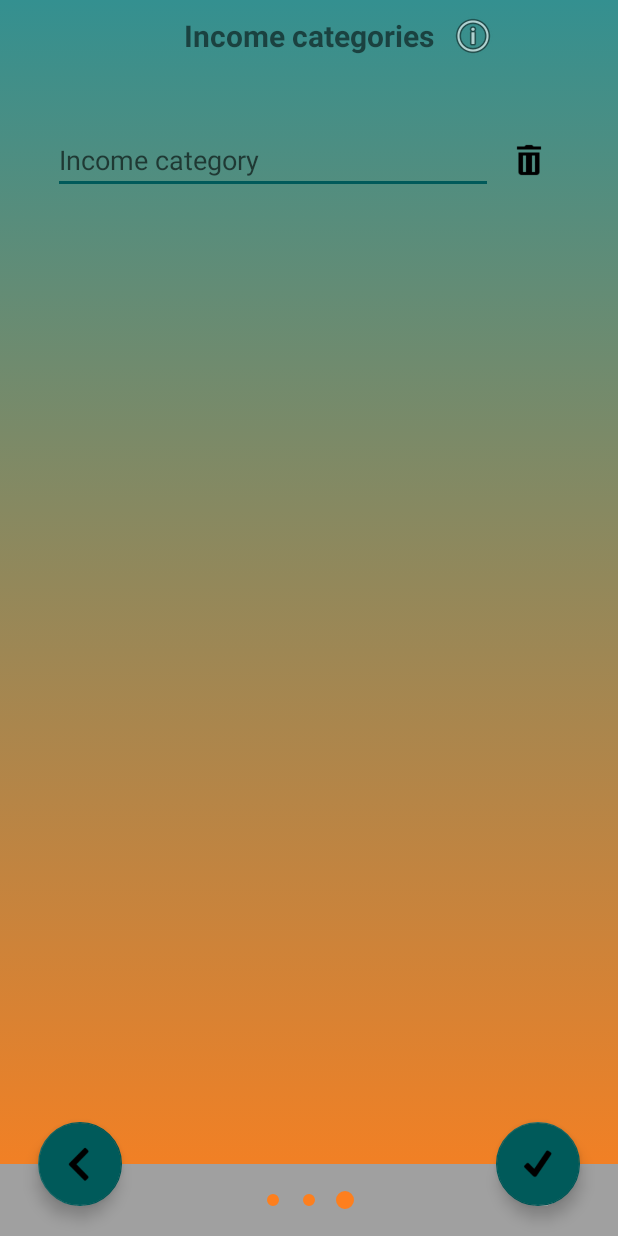
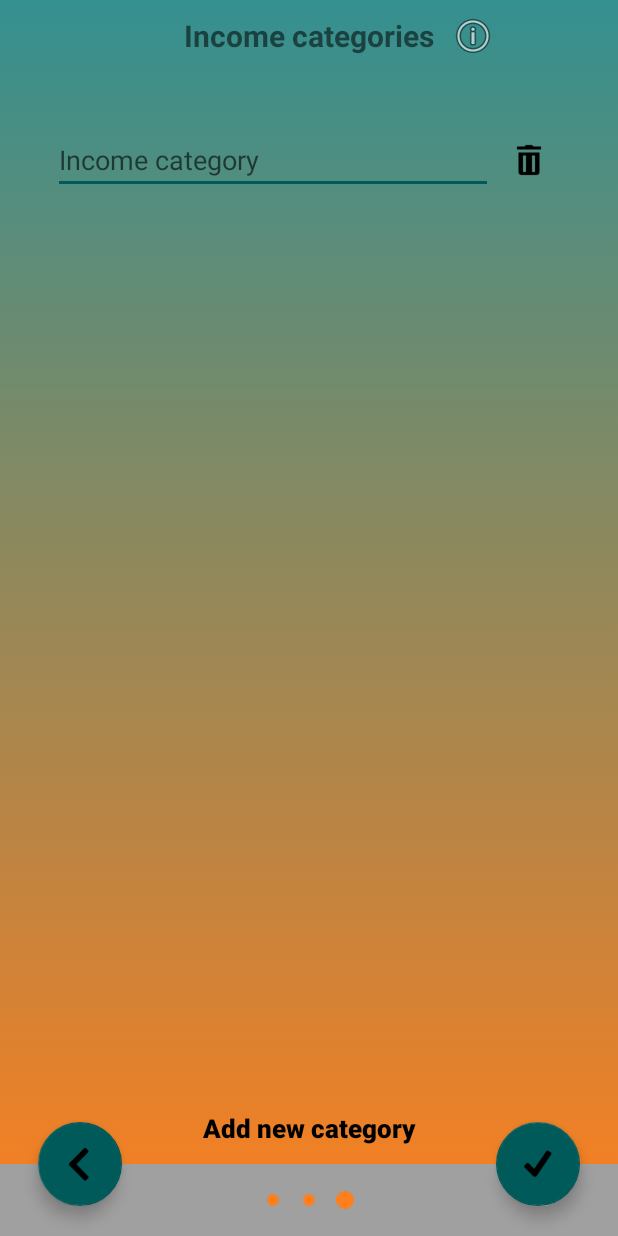
Before and after one commit to jorgeglezca98/outgoingControl, an Android app: the initialConfigurationActivity screen opened directly, with no data from a screen before it, item 3 of the bottom bar chosen, on a phone screen of 412 x 824 dp. Run offline under Robolectric (Android 15) with nearby library versions, the phone set to English and light mode, and no system bars; libraries missing offline, so code that uses them is left out: io.realm.

Commit message:
Some errors in the initial configuration are solved.

```diff
--- a/app/src/main/java/com/example/jorgegonzalezcabrera/outgoing/activities/initialConfigurationActivity.java
+++ b/app/src/main/java/com/example/jorgegonzalezcabrera/outgoing/activities/initialConfigurationActivity.java
@@ -6,15 +6,17 @@ import android.support.design.widget.FloatingActionButton;
 import android.support.design.widget.TabLayout;
 import android.support.v4.app.Fragment;
 import android.support.v4.app.FragmentPagerAdapter;
-import android.support.v4.view.ViewPager;
 import android.support.v7.app.AppCompatActivity;
+import android.view.MotionEvent;
 import android.view.View;
+import android.widget.LinearLayout;
 
 import com.example.jorgegonzalezcabrera.outgoing.R;
 import com.example.jorgegonzalezcabrera.outgoing.fragments.initialMoneyInitialConfiguration;
 import com.example.jorgegonzalezcabrera.outgoing.fragments.secondPageInitialConfiguration;
 import com.example.jorgegonzalezcabrera.outgoing.fragments.thirdPageInitialConfiguration;
 import com.example.jorgegonzalezcabrera.outgoing.models.appConfiguration;
+import com.example.jorgegonzalezcabrera.outgoing.others.customViewPager;
 
 import java.util.Vector;
 
@@ -31,7 +33,7 @@ public class initialConfigurationActivity extends AppCompatActivity {
         super.onCreate(savedInstanceState);
         setContentView(R.layout.activity_initial_configuration);
 
-        final ViewPager configurationViewPager = findViewById(R.id.viewPagerInitialConfiguration);
+        final customViewPager configurationViewPager = findViewById(R.id.viewPagerInitialConfiguration);
         final TabLayout configurationTabLayout = findViewById(R.id.tabLayoutInitialConfiguration);
         configurationTabLayout.setupWithViewPager(configurationViewPager, true);
 
--- /dev/null
+++ b/app/src/main/java/com/example/jorgegonzalezcabrera/outgoing/others/customViewPager.java
@@ -0,0 +1,35 @@
+package com.example.jorgegonzalezcabrera.outgoing.others;
+
+import android.content.Context;
+import android.support.annotation.NonNull;
+import android.support.v4.view.ViewPager;
+import android.util.AttributeSet;
+import android.view.MotionEvent;
+
+public class customViewPager extends ViewPager {
+
+    private boolean enabledSwipe;
+
+    public customViewPager(Context context, AttributeSet attrs) {
+        super(context, attrs);
+        this.enabledSwipe = false;
+    }
+
+    public customViewPager(@NonNull Context context) {
+        super(context);
+    }
+
+    @Override
+    public boolean onTouchEvent(MotionEvent event) {
+        return this.enabledSwipe && super.onTouchEvent(event);
+    }
+
+    @Override
+    public boolean onInterceptTouchEvent(MotionEvent event) {
+        return this.enabledSwipe && super.onInterceptTouchEvent(event);
+    }
+
+    public void setSwipeEnabled(boolean enable) {
+        this.enabledSwipe = enable;
+    }
+}
--- a/app/src/main/res/layout/activity_initial_configuration.xml
+++ b/app/src/main/res/layout/activity_initial_configuration.xml
@@ -8,7 +8,7 @@
     android:background="@drawable/gradient_background"
     tools:context=".activities.initialConfigurationActivity">
 
-    <android.support.v4.view.ViewPager
+    <com.example.jorgegonzalezcabrera.outgoing.others.customViewPager
         android:id="@+id/viewPagerInitialConfiguration"
         android:layout_width="match_parent"
         android:layout_height="0dp"
--- a/app/src/main/res/layout/third_fragment_initial_configuration.xml
+++ b/app/src/main/res/layout/third_fragment_initial_configuration.xml
@@ -49,9 +49,26 @@
         android:layout_marginEnd="30dp"
         android:layout_marginStart="30dp"
         android:layout_marginTop="30dp"
-        app:layout_constraintBottom_toBottomOf="parent"
+        app:layout_constraintBottom_toTopOf="@+id/buttonAddNewIncomeCategory"
         app:layout_constraintEnd_toEndOf="parent"
         app:layout_constraintStart_toStartOf="parent"
         app:layout_constraintTop_toBottomOf="@+id/incomeCategoriesDescription" />
 
+    <Button
+        android:id="@+id/buttonAddNewIncomeCategory"
+        android:layout_width="wrap_content"
+        android:layout_height="wrap_content"
+        android:background="#00000000"
+        android:paddingEnd="10dp"
+        android:paddingStart="10dp"
+        android:text="@string/add_new_category"
+        android:textAllCaps="false"
+        android:textColor="#000000"
+        android:textSize="17sp"
+        android:textStyle="bold"
+        app:layout_constraintBottom_toBottomOf="parent"
+        app:layout_constraintEnd_toEndOf="parent"
+        app:layout_constraintStart_toStartOf="parent" />
+
+
 </android.support.constraint.ConstraintLayout>
```
Also changed, not shown: app/src/main/java/com/example/jorgegonzalezcabrera/outgoing/fragments/thirdPageInitialConfiguration.java (+11 -1 lines).
